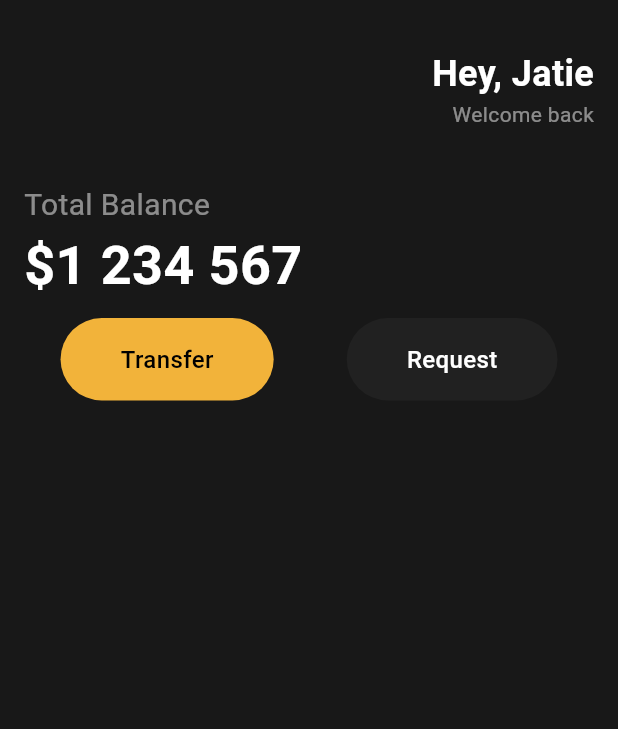
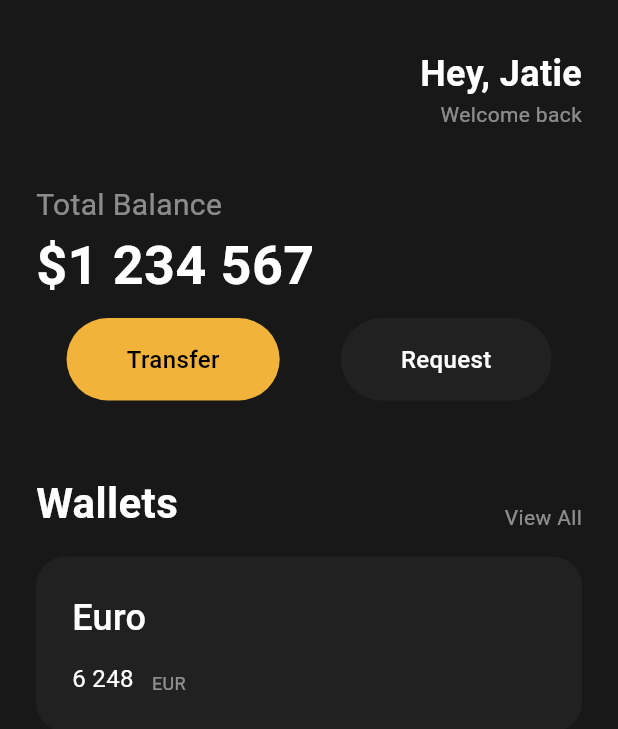
Before and after one commit to leejewon97/flutterUI, a Flutter app: the screen it shows after launch, on a phone screen of 412 x 824 dp. Shown: the top 729 px of the screen. Run offline on Flutter 3.47's test engine with Material 3 defaults, Android fonts, the phone set to English and light mode, and no system bars.

Commit message:
Wallets UI 추가 Wallets, View All 추가 Container를 사용한 꾸며진 박스(카드) 초기형태 구현
아직 화폐단위심볼 아이콘은 추가하지 못 함
Container 안에 최상위 child가 Column으로 되어있음
때문에, 아이콘을 추가하기 위해 Row로 wrap 할 예정

```diff
--- a/lib/main.dart
+++ b/lib/main.dart
@@ -15,7 +15,7 @@ class App extends StatelessWidget {
         backgroundColor: const Color(0xFF181818),
         body: Padding(
           padding: const EdgeInsets.symmetric(
-            horizontal: 16.0,
+            horizontal: 24.0,
           ),
           child: Column(
             crossAxisAlignment: CrossAxisAlignment.start,
@@ -83,6 +83,77 @@ class App extends StatelessWidget {
                   ),
                 ],
               ),
+              const SizedBox(
+                height: 48.0,
+              ),
+              Row(
+                mainAxisAlignment: MainAxisAlignment.spaceBetween,
+                crossAxisAlignment: CrossAxisAlignment.end,
+                children: [
+                  const Text(
+                    'Wallets',
+                    style: TextStyle(
+                      color: Colors.white,
+                      fontSize: 28.0,
+                      fontWeight: FontWeight.bold,
+                    ),
+                  ),
+                  Text(
+                    'View All',
+                    style: TextStyle(
+                      color: Colors.white.withOpacity(0.5),
+                    ),
+                  ),
+                ],
+              ),
+              const SizedBox(
+                height: 16.0,
+              ),
+              Container(
+                padding: const EdgeInsets.all(24.0),
+                decoration: BoxDecoration(
+                  color: Colors.grey[900],
+                  borderRadius: BorderRadius.circular(20),
+                ),
+                child: Column(
+                  crossAxisAlignment: CrossAxisAlignment.start,
+                  children: [
+                    const Text(
+                      'Euro',
+                      style: TextStyle(
+                        color: Colors.white,
+                        fontSize: 24.0,
+                        fontWeight: FontWeight.w500,
+                      ),
+                    ),
+                    const SizedBox(
+                      height: 12.0,
+                    ),
+                    Row(
+                      crossAxisAlignment: CrossAxisAlignment.end,
+                      children: [
+                        const Text(
+                          '6 248',
+                          style: TextStyle(
+                            color: Colors.white,
+                            fontSize: 16.0,
+                          ),
+                        ),
+                        const SizedBox(
+                          width: 12.0,
+                        ),
+                        Text(
+                          'EUR',
+                          style: TextStyle(
+                            color: Colors.white.withOpacity(0.5),
+                            fontSize: 12.0,
+                          ),
+                        ),
+                      ],
+                    ),
+                  ],
+                ),
+              ),
             ],
           ),
         ),
```
